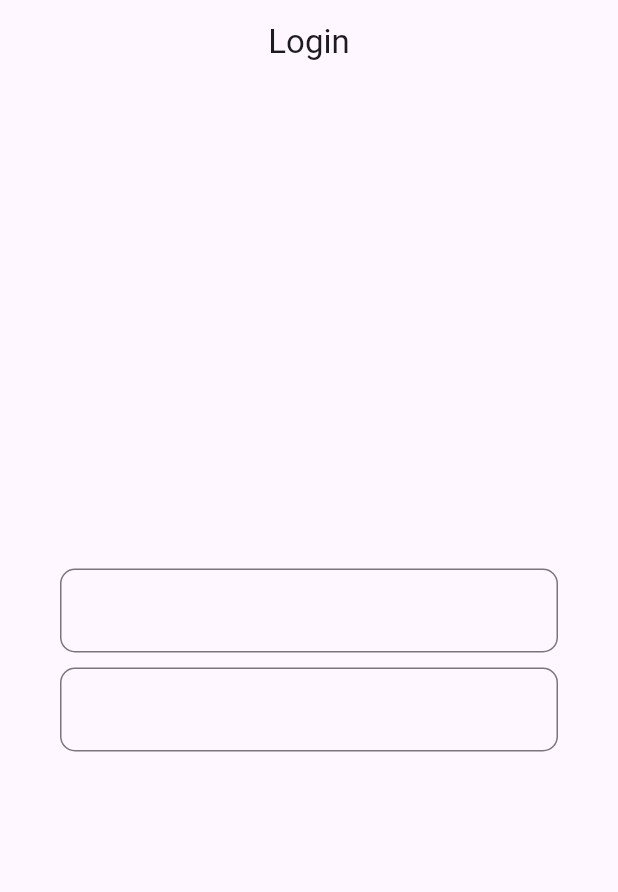
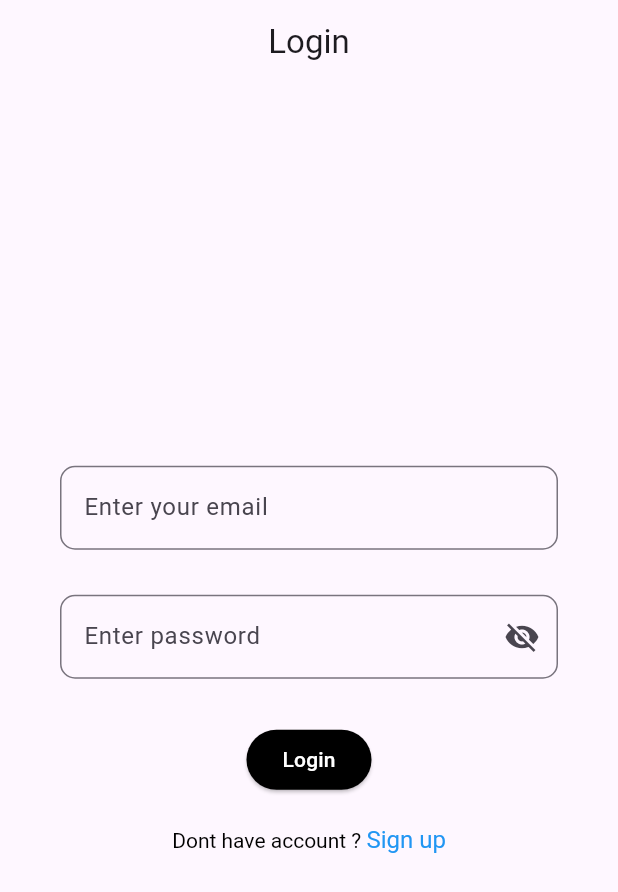
Before and after one commit to soham-mane19/player_info, a Flutter app: the screen it shows after launch, on a phone screen of 412 x 824 dp. Shown: the top 892 px of the screen. Run offline on Flutter 3.47's test engine with Material 3 defaults, Android fonts, the phone set to English and light mode, and no system bars; our stand-ins replace firebase_auth, firebase_core, shared_preferences; accounts and stored records are empty.

Commit message:
added firebase authitication

```diff
--- a/lib/main.dart
+++ b/lib/main.dart
@@ -1,7 +1,10 @@
+import 'package:firebase_core/firebase_core.dart';
 import 'package:flutter/material.dart';
 import 'package:player_info/view/splash_screen.dart';
 
 void main() {
+  WidgetsFlutterBinding.ensureInitialized();
+   Firebase.initializeApp();
   runApp(const MainApp());
 }
 
--- a/lib/view/loginScreen.dart
+++ b/lib/view/loginScreen.dart
@@ -1,27 +1,89 @@
+import 'package:firebase_auth/firebase_auth.dart';
+import 'package:flutter/gestures.dart';
 import 'package:flutter/material.dart';
+import 'package:player_info/view/HomeScreen.dart';
+import 'package:player_info/view/registerscreen.dart';
+import 'package:player_info/widgets/custompassfeild.dart';
 import 'package:player_info/widgets/custonnamefeild.dart';
+import 'package:shared_preferences/shared_preferences.dart';
 
-class LoginScreen extends StatelessWidget {
+class LoginScreen extends StatefulWidget {
 const LoginScreen({super.key});
 
+  @override
+  State<LoginScreen> createState() => _LoginScreenState();
+}
+
+class _LoginScreenState extends State<LoginScreen> {
+   TextEditingController _nameContoller = TextEditingController();
+    TextEditingController _passwordController = TextEditingController();
 @override
   Widget build(BuildContext context) {
     return  Scaffold(
       appBar:AppBar(
       title: Text("Login"),
-        centerTitle: true,
-
-      ),
+      centerTitle: true),
       body: Padding(
       padding: EdgeInsets.only(left: 40,right: 40),
       child: Column(
-          mainAxisAlignment: MainAxisAlignment.center,
+      mainAxisAlignment:MainAxisAlignment.center,
       children: [
-            CustonNameFeild.customNameFeild(),
+      CustonNameFeild.customNameFeild(_nameContoller),
             SizedBox(
-              height: 10,
+              height:30,
             ),
-             CustonNameFeild.customNameFeild(),
+          CustomPassFeild(passwordController: _passwordController),
+           SizedBox(
+              height: 30,
+            ),
+            ElevatedButton(
+              style: ButtonStyle(backgroundColor: WidgetStatePropertyAll(Colors.black)),
+              onPressed: ()async{
+
+                   if(_nameContoller.text.trim().isNotEmpty && _passwordController.text.trim().isNotEmpty){
+                   try{
+
+             UserCredential userCredential =  await FirebaseAuth.instance.signInWithEmailAndPassword(email:_nameContoller.text, password: _passwordController.text);
+
+             SharedPreferences sharedPreferences =  await SharedPreferences.getInstance();
+             sharedPreferences.setBool('login', true);
+             Navigator.of(context).pushReplacement(MaterialPageRoute(builder: (context) {
+               return Homescreen();
+             },));
+                   }on FirebaseAuthException catch(e){
+                        ScaffoldMessenger.of(context).showSnackBar(SnackBar(content: Text("${e.message}")));
+                   }
+
+              }else{
+                   ScaffoldMessenger.of(context).showSnackBar(SnackBar(content: Text("fill all feilds")));
+
+              }
+              },
+             child: Text("Login",style: TextStyle(color: Colors.white),)),
+
+              SizedBox(
+              height: 20,
+            ),
+
+          RichText(text: TextSpan(
+            children: [
+              TextSpan(
+                text: 'Dont have account ? ',
+                style: TextStyle(color: Colors.black)
+              ),
+               TextSpan(
+                text: 'Sign up',
+                style: TextStyle(fontSize: 16,color: Colors.blue),
+                recognizer: TapGestureRecognizer()..onTap = (){
+                  Navigator.of(context).push(MaterialPageRoute(builder: (context) {
+                    return RegisterScreen();
+                  },));
+                }
+
+              ),
+
+            ]
+          ))
           ],
         ),
       ),
--- a/lib/view/splash_screen.dart
+++ b/lib/view/splash_screen.dart
@@ -1,5 +1,7 @@
 import 'package:flutter/material.dart';
+import 'package:player_info/view/HomeScreen.dart';
 import 'package:player_info/view/loginScreen.dart';
+import 'package:shared_preferences/shared_preferences.dart';
 
 class SplashScreen extends StatefulWidget {
   const SplashScreen({super.key});
@@ -27,9 +29,12 @@ animationController.forward();
     super.initState();
   }
    void registerScreen() {
-    Future.delayed(Duration(seconds: 7),(){
+    Future.delayed(Duration(seconds: 7),()async{
+       SharedPreferences sharedPreferences = await SharedPreferences.getInstance();
+      bool login =   sharedPreferences.getBool('login') ??false;
       Navigator.of(context).pushReplacement(MaterialPageRoute(builder: (context) {
-        return LoginScreen();
+
+        return   login ? Homescreen(): LoginScreen();
       },));
     });
    }
--- a/lib/widgets/custompassfeild.dart
+++ b/lib/widgets/custompassfeild.dart
@@ -1,19 +1,40 @@
 
 import 'package:flutter/material.dart';
 
-class CustonNameFeild {
+class CustomPassFeild extends StatefulWidget {
 
-static Widget customNameFeild(){
-    return TextFormField(
-      decoration: InputDecoration(
-        border: OutlineInputBorder(borderRadius: BorderRadius.all(Radius.circular(10)),borderSide: BorderSide(color: Colors.black)),
-      ),
-    );
+ final TextEditingController passwordController;
+CustomPassFeild({super.key,required this.passwordController});
+
+
+@override
+State createState() => _CustomPassFeildState();
 
 
 }
 
+  class _CustomPassFeildState extends State<CustomPassFeild>{
+  bool showpassword = false;
+@override
+Widget build(BuildContext context){
 
+  return TextFormField(
+    controller: widget.passwordController,
+      obscureText: !showpassword,
+      decoration: InputDecoration(
+        hintText: 'Enter password',
+        border: OutlineInputBorder(borderRadius: BorderRadius.all(Radius.circular(10)),borderSide: BorderSide(color: Colors.black)
+       ),
+        suffixIcon: IconButton(onPressed: (){
+           showpassword = !showpassword;
+           setState(() {});
+        }, icon: Icon(showpassword ? Icons.visibility:Icons.visibility_off),
 
+        ),
 
+      )
+
+    );
 }
+
+  }
--- a/lib/widgets/custonnamefeild.dart
+++ b/lib/widgets/custonnamefeild.dart
@@ -3,9 +3,11 @@ import 'package:flutter/material.dart';
 
 class CustonNameFeild {
 
-static Widget customNameFeild(){
+static Widget customNameFeild(TextEditingController controller){
     return TextFormField(
+      controller: controller,
       decoration: InputDecoration(
+      hintText: 'Enter your email',
         border: OutlineInputBorder(borderRadius: BorderRadius.all(Radius.circular(10)),borderSide: BorderSide(color: Colors.black)),
       ),
     );
--- a/pubspec.yaml
+++ b/pubspec.yaml
@@ -9,6 +9,9 @@ environment:
 dependencies:
   flutter:
     sdk: flutter
+  firebase_auth: ^5.3.4
+  firebase_core: ^3.9.0
+  shared_preferences: ^2.3.4
 
 dev_dependencies:
   flutter_test:
```
Also changed, not shown: lib/view/HomeScreen.dart (added, +39 -0 lines), lib/view/registerscreen.dart (+50 -2 lines), lib/widgets/customsnacbar.dart (added, +11 -0 lines), pubspec.lock, 6 other files. Lines whose indentation alone changed are shown as unchanged.
